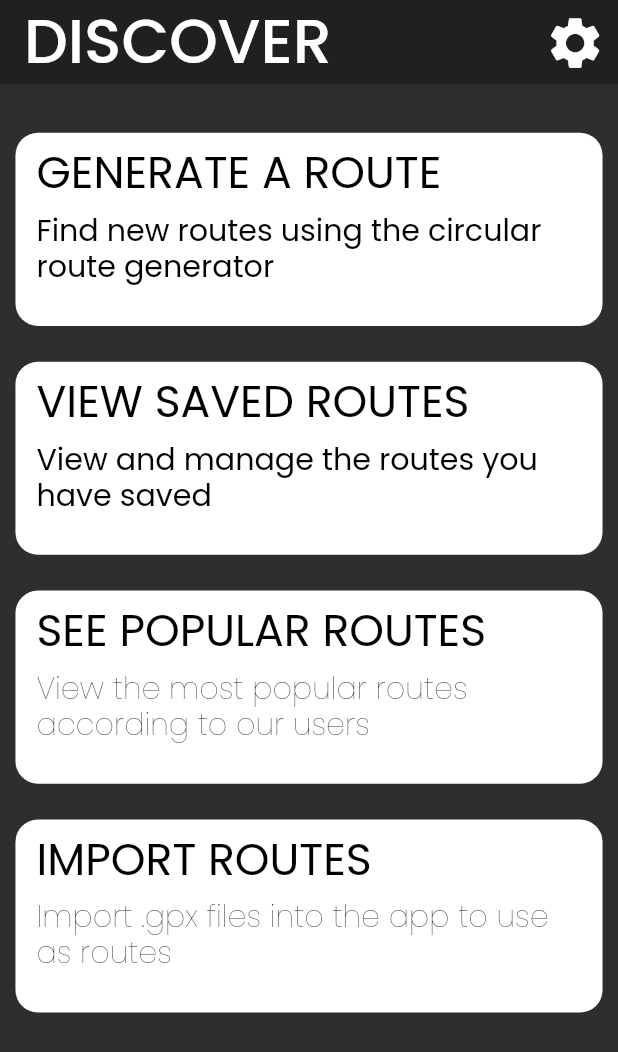
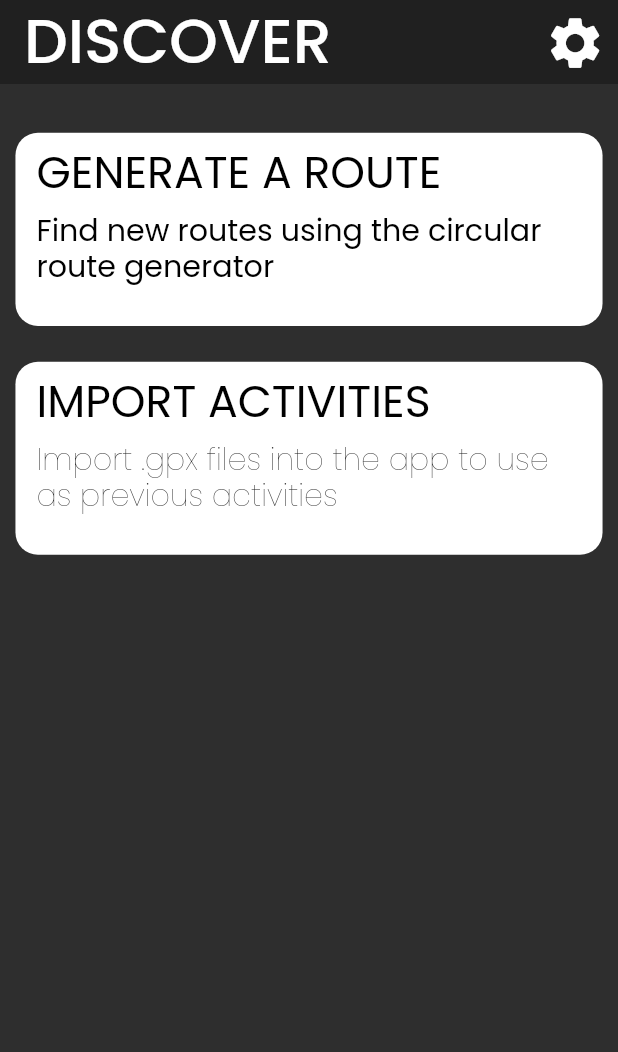
Before and after one commit to SwiftfoxStudios/drivetrain, a Flutter app: the DiscoverMain screen opened directly, on a phone screen of 412 x 824 dp. Shown: the top 1052 px of the screen. Run offline on Flutter 3.47's test engine with Material 2 defaults, Android fonts, the phone set to English and light mode, and no system bars; our stand-ins replace geocoding, google_maps_flutter, location, sqflite; missing offline and left inert: flutter_polyline_points, gpx; accounts and stored records are empty.

Commit message:
adeed stuufystuff

```diff
--- a/lib/analyse-screen/analyse-main.dart
+++ b/lib/analyse-screen/analyse-main.dart
@@ -2,7 +2,6 @@ import 'package:flutter/material.dart';
 
 import 'package:gpx/gpx.dart';
 
-import '../activityClass.dart';
 import 'package:path/path.dart' as p;
 import 'package:sqflite/sqflite.dart';
 import 'package:intl/intl.dart';
--- a/lib/discover-screen/discover-main.dart
+++ b/lib/discover-screen/discover-main.dart
@@ -35,18 +35,6 @@ class _DiscoverMainState extends State<DiscoverMain> {
   discoverGenerate() {
     Navigator.of(context).push(MaterialPageRoute(
       builder: (context) => GenerateRoutePage(),
-    ));
-  }
-
-  discoverSaved() {
-    Navigator.of(context).push(MaterialPageRoute(
-      builder: (context) => SavedRoutePage(),
-    ));
-  }
-
-  discoverPopular() {
-    Navigator.of(context).push(MaterialPageRoute(
-      builder: (context) => PopularRoutePage(),
     ));
   }
 
@@ -102,61 +90,12 @@ class _DiscoverMainState extends State<DiscoverMain> {
                                           bottomRight: const Radius.circular(15.0),
                                         )),
                                     child: Column(crossAxisAlignment: CrossAxisAlignment.start, children: <Widget>[
-                                      Text("GENERATE A ROUTE", style: TextStyle(fontSize: deviceHeight / 28, color: Colors.black)),
+                                      Text("GENERATE A ROUTE",
+                                          style: TextStyle(fontSize: deviceHeight / 28, color: Colors.black)),
                                       Container(height: 5),
-                                      Text("Find new routes using the circular route generator", style: TextStyle(height: 1.2, fontSize: deviceHeight / 41, color: Colors.black)),
-                                    ]),
-                                    padding: EdgeInsets.fromLTRB(14, 5, 20, 12)))))),
-                Container(
-                    color: Color(bgLight),
-                    height: deviceHeight / 5.4,
-                    child: Center(
-                        child: Container(
-                            child: InkWell(
-                                onTap: () {
-                                  discoverSaved();
-                                },
-                                child: Container(
-                                    height: deviceHeight / 6.4,
-                                    width: deviceWidth / 100 * 95,
-                                    decoration: new BoxDecoration(
-                                        color: Colors.white,
-                                        borderRadius: new BorderRadius.only(
-                                          topLeft: const Radius.circular(15.0),
-                                          topRight: const Radius.circular(15.0),
-                                          bottomLeft: const Radius.circular(15.0),
-                                          bottomRight: const Radius.circular(15.0),
-                                        )),
-                                    child: Column(crossAxisAlignment: CrossAxisAlignment.start, children: <Widget>[
-                                      Text("VIEW SAVED ROUTES", style: TextStyle(fontSize: deviceHeight / 28, color: Colors.black)),
-                                      Container(height: 5),
-                                      Text("View and manage the routes you have saved", style: TextStyle(height: 1.2, fontSize: deviceHeight / 41, color: Colors.black)),
-                                    ]),
-                                    padding: EdgeInsets.fromLTRB(14, 5, 20, 12)))))),
-                Container(
-                    color: Color(bgLight),
-                    height: deviceHeight / 5.4,
-                    child: Center(
-                        child: Container(
-                            child: InkWell(
-                                onTap: () {
-                                  discoverPopular();
-                                },
-                                child: Container(
-                                    height: deviceHeight / 6.4,
-                                    width: deviceWidth / 100 * 95,
-                                    decoration: new BoxDecoration(
-                                        color: Colors.white,
-                                        borderRadius: new BorderRadius.only(
-                                          topLeft: const Radius.circular(15.0),
-                                          topRight: const Radius.circular(15.0),
-                                          bottomLeft: const Radius.circular(15.0),
-                                          bottomRight: const Radius.circular(15.0),
-                                        )),
-                                    child: Column(crossAxisAlignment: CrossAxisAlignment.start, children: <Widget>[
-                                      Text("SEE POPULAR ROUTES", style: TextStyle(fontSize: deviceHeight / 28, color: Colors.black)),
-                                      Container(height: 5),
-                                      Text("View the most popular routes according to our users", style: TextStyle(height: 1.2, fontSize: deviceHeight / 41, color: Colors.black, fontWeight: FontWeight.w100)),
+                                      Text("Find new routes using the circular route generator",
+                                          style:
+                                              TextStyle(height: 1.2, fontSize: deviceHeight / 41, color: Colors.black)),
                                     ]),
                                     padding: EdgeInsets.fromLTRB(14, 5, 20, 12)))))),
                 Container(
@@ -180,9 +119,15 @@ class _DiscoverMainState extends State<DiscoverMain> {
                                           bottomRight: const Radius.circular(15.0),
                                         )),
                                     child: Column(crossAxisAlignment: CrossAxisAlignment.start, children: <Widget>[
-                                      Text("IMPORT ROUTES", style: TextStyle(fontSize: deviceHeight / 28, color: Colors.black)),
+                                      Text("IMPORT ACTIVITIES",
+                                          style: TextStyle(fontSize: deviceHeight / 28, color: Colors.black)),
                                       Container(height: 5),
-                                      Text("Import .gpx files into the app to use as routes", style: TextStyle(height: 1.2, fontSize: deviceHeight / 41, color: Colors.black, fontWeight: FontWeight.w100)),
+                                      Text("Import .gpx files into the app to use as previous activities",
+                                          style: TextStyle(
+                                              height: 1.2,
+                                              fontSize: deviceHeight / 41,
+                                              color: Colors.black,
+                                              fontWeight: FontWeight.w100)),
                                     ]),
                                     padding: EdgeInsets.fromLTRB(14, 5, 20, 12)))))),
               ],
@@ -216,7 +161,8 @@ class _GenerateRoutePageState extends State<GenerateRoutePage> {
   Future<void> moveCamera() async {
     var pos = await location.getLocation();
     final GoogleMapController controller = await _controller.future;
-    controller.animateCamera(CameraUpdate.newCameraPosition(CameraPosition(target: LatLng(pos.latitude, pos.longitude), zoom: 15)));
+    controller.animateCamera(
+        CameraUpdate.newCameraPosition(CameraPosition(target: LatLng(pos.latitude, pos.longitude), zoom: 15)));
   }
 
   showLocationError() {
@@ -324,7 +270,8 @@ class _GenerateRoutePageState extends State<GenerateRoutePage> {
 
     try {
       List result = await gcd.locationFromAddress(userAddress, localeIdentifier: "en");
-      controller.animateCamera(CameraUpdate.newCameraPosition(CameraPosition(target: LatLng(result[0].latitude, result[0].longitude), zoom: 15)));
+      controller.animateCamera(CameraUpdate.newCameraPosition(
+          CameraPosition(target: LatLng(result[0].latitude, result[0].longitude), zoom: 15)));
     } on gcd.NoResultFoundException {
       showLocationError();
     } on PlatformException {
@@ -583,32 +530,6 @@ class _GenerateRoutePageState extends State<GenerateRoutePage> {
   }
 }
 
-class SavedRoutePage extends StatefulWidget {
-  @override
-  _SavedRoutePageState createState() => _SavedRoutePageState();
-}
-
-class _SavedRoutePageState extends State<SavedRoutePage> {
-  _SavedRoutePageState();
-
-  @override
-  Widget build(BuildContext context) {
-    return Scaffold(backgroundColor: Colors.orange);
-  }
-}
-
-class PopularRoutePage extends StatefulWidget {
-  @override
-  _PopularRoutePageState createState() => _PopularRoutePageState();
-}
-
-class _PopularRoutePageState extends State<PopularRoutePage> {
-  @override
-  Widget build(BuildContext context) {
-    return Scaffold(backgroundColor: Colors.lightGreen);
-  }
-}
-
 class ImportRoutePage extends StatefulWidget {
   @override
   _ImportRoutePageState createState() => _ImportRoutePageState();
--- a/pubspec.yaml
+++ b/pubspec.yaml
@@ -31,6 +31,7 @@ dependencies:
   gpx: ^1.1.1
   sqflite: ^1.3.0
   intl: ^0.16.1
+  path_provider: ^1.6.24
 
   # The following adds the Cupertino Icons font to your application.
   # Use with the CupertinoIcons class for iOS style icons.
```
Also changed, not shown: lib/record-screen/record-main.dart (+66 -34 lines), pubspec.lock.
